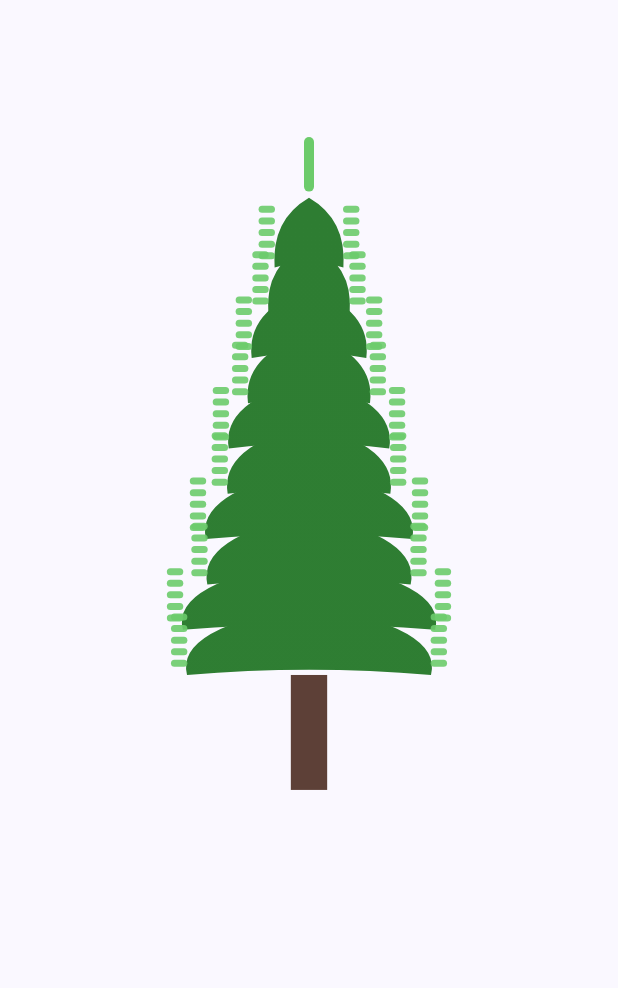
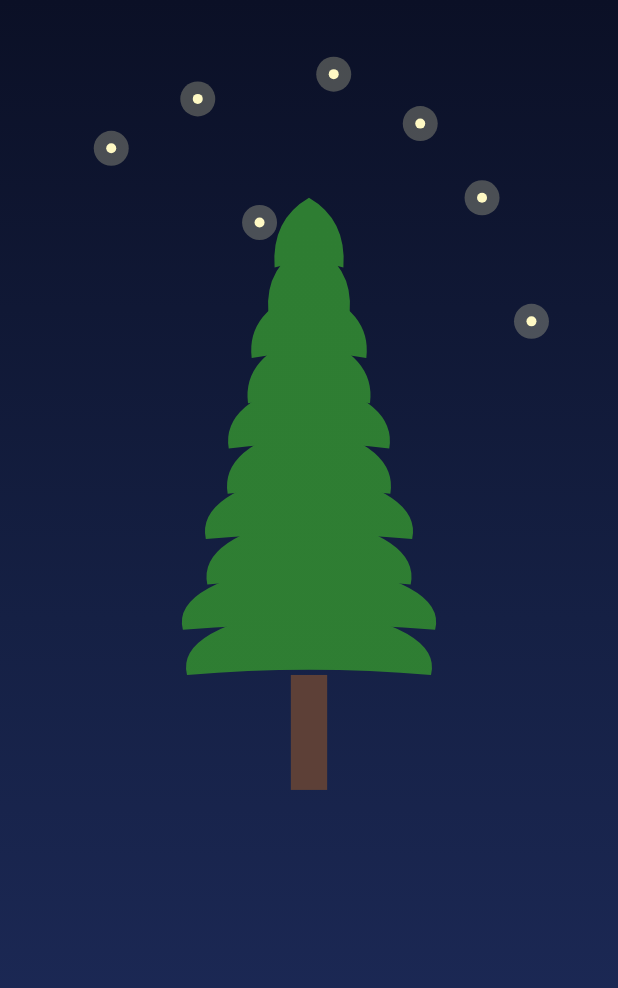
Before and after one commit to DAKSHSEMWAL/AdventCalendar2025, an Android app built with Jetpack Compose: the screen it shows after launch (MainActivity), on a phone screen of 412 x 824 dp. Shown: the top 988 px of the screen. Run offline under Robolectric (Android 15) with nearby library versions, the phone set to English and light mode, and no system bars.

Commit message:
Enhance Christmas scene with dynamic sky themes and star effects; remove side ticks for cleaner design.

```diff
--- a/app/src/main/java/news/androiddev/composechristmas/MainActivity.kt
+++ b/app/src/main/java/news/androiddev/composechristmas/MainActivity.kt
@@ -34,11 +34,65 @@ class MainActivity : ComponentActivity() {
     }
 }
 
+enum class SkyTheme { NightSky, WinterMorning }
+
 @Composable
-fun ChristmasScene(modifier: Modifier = Modifier) {
+fun ChristmasScene(modifier: Modifier = Modifier, skyTheme: SkyTheme = SkyTheme.NightSky) {
     Canvas(modifier = modifier.fillMaxSize()) {
         val canvasWidth = size.width
         val canvasHeight = size.height
+
+        // Background gradient sky
+        val skyBrush = when (skyTheme) {
+            SkyTheme.NightSky -> Brush.verticalGradient(
+                colors = listOf(
+                    Color(0xFF0B1026), // deep navy
+                    Color(0xFF152044),
+                    Color(0xFF1F2D5E)
+                ),
+                startY = 0f,
+                endY = canvasHeight
+            )
+            SkyTheme.WinterMorning -> Brush.verticalGradient(
+                colors = listOf(
+                    Color(0xFFE3F2FD), // pale blue
+                    Color(0xFFBBDEFB),
+                    Color(0xFF90CAF9)
+                ),
+                startY = 0f,
+                endY = canvasHeight
+            )
+        }
+        drawRect(brush = skyBrush, topLeft = Offset.Zero, size = size)
+
+        // Stars (visible for both, brightest on Night Sky)
+        val starColor = if (skyTheme == SkyTheme.NightSky) Color(0xFFFFF9C4) else Color(0xFFFFFDE7)
+        val starGlow = if (skyTheme == SkyTheme.NightSky) 1f else 0.8f
+        val starRadius = if (skyTheme == SkyTheme.NightSky) 5f else 4f
+        // Deterministic positions proportionally distributed near upper half
+        val starPositions = listOf(
+            Offset(canvasWidth * 0.18f, canvasHeight * 0.12f),
+            Offset(canvasWidth * 0.32f, canvasHeight * 0.08f),
+            Offset(canvasWidth * 0.68f, canvasHeight * 0.10f),
+            Offset(canvasWidth * 0.78f, canvasHeight * 0.16f),
+            Offset(canvasWidth * 0.54f, canvasHeight * 0.06f),
+            Offset(canvasWidth * 0.42f, canvasHeight * 0.18f),
+            Offset(canvasWidth * 0.86f, canvasHeight * 0.26f)
+        )
+        for (p in starPositions) {
+            // glow halo
+            drawCircle(
+                color = starColor.copy(alpha = 0.25f * starGlow),
+                radius = starRadius * 3.5f,
+                center = p
+            )
+            // core
+            drawCircle(
+                color = starColor,
+                radius = starRadius,
+                center = p
+            )
+        }
 
         // Tree overall geometry
         val numLayers = 10
@@ -102,42 +156,11 @@ fun ChristmasScene(modifier: Modifier = Modifier) {
             }
             drawPath(path = path, brush = foliageBrush)
 
-            // Uniform side ticks (short horizontal lines)
-            val tickLen = layerHeight * 0.18f
-            val tickThickness = 7f
-            val tickColor = tipGreen.copy(alpha = 0.9f)
-            val ticksPerSide = 5
-            for (t in 0 until ticksPerSide) {
-                val y = layerTop + (t + 1) * (layerHeight / (ticksPerSide + 1))
-                // Left side tick
-                drawLine(
-                    color = tickColor,
-                    start = Offset(layerLeft - tickLen, y),
-                    end = Offset(layerLeft - tickLen * 0.25f, y),
-                    strokeWidth = tickThickness,
-                    cap = StrokeCap.Round
-                )
-                // Right side tick
-                drawLine(
-                    color = tickColor,
-                    start = Offset(layerRight + tickLen * 0.25f, y),
-                    end = Offset(layerRight + tickLen, y),
-                    strokeWidth = tickThickness,
-                    cap = StrokeCap.Round
-                )
-            }
+            // Side tips removed per request
         }
 
-        // Slender top sprig
+        // Top sprig removed per request
         val midX = canvasWidth / 2f
-        val sprigHeight = layerHeight * 0.8f
-        drawLine(
-            color = tipGreen,
-            start = Offset(midX, treeTop - sprigHeight * 0.2f),
-            end = Offset(midX, treeTop - sprigHeight),
-            strokeWidth = 10f,
-            cap = StrokeCap.Round
-        )
 
         // Trunk
         val trunkWidth = treeWidth * 0.14f
@@ -156,6 +179,6 @@ fun ChristmasScene(modifier: Modifier = Modifier) {
 @Composable
 fun GreetingPreview() {
     ComposeChristmasTheme {
-        ChristmasScene()
+        ChristmasScene(skyTheme = SkyTheme.NightSky)
     }
 }
```
